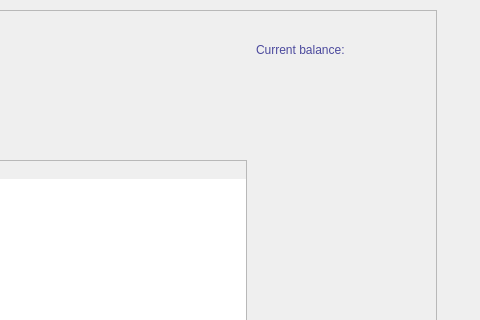
Qt form view/leaderboard.ui (rawsashimi1604/1009_BankingSystem) before a commit; both pictures show x 474 to 954 and y 0 to 320 of the 954 by 507 pixel window.
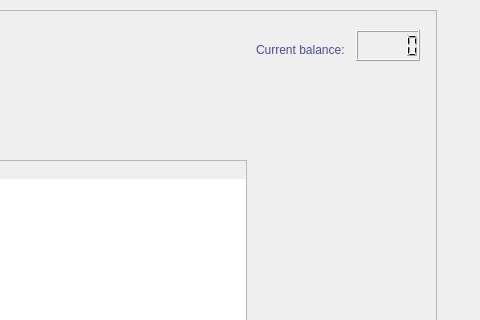
The same form after that commit.

Commit message: updated display of current balance for ui

```diff
--- a/view/leaderboard.ui
+++ b/view/leaderboard.ui
@@ -127,6 +127,16 @@
        </property>
       </column>
      </widget>
+     <widget class="QLCDNumber" name="balance">
+      <property name="geometry">
+       <rect>
+        <x>820</x>
+        <y>20</y>
+        <width>64</width>
+        <height>31</height>
+       </rect>
+      </property>
+     </widget>
     </widget>
    </widget>
   </widget>
```
The commit also changes 15 other files.
